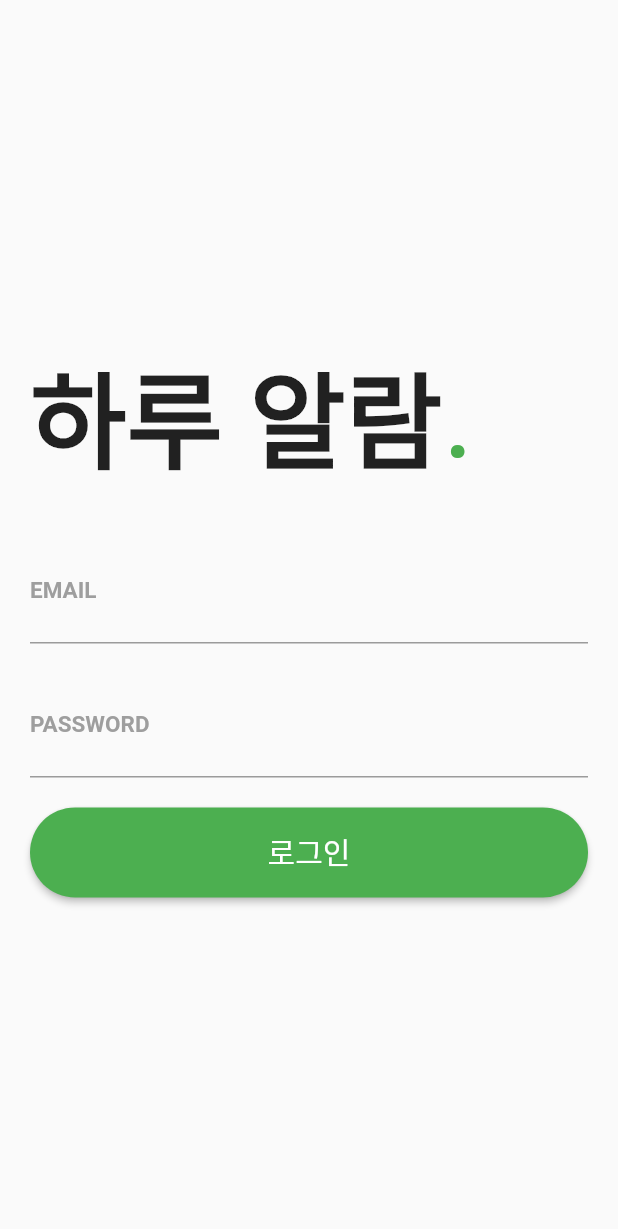
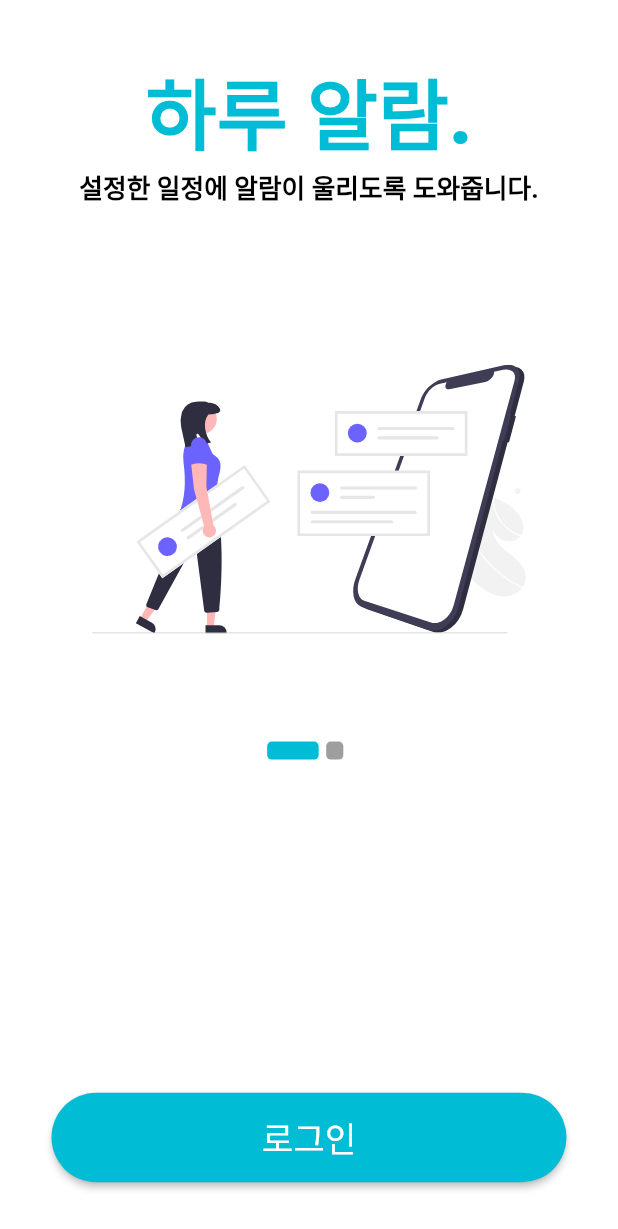
Before and after one commit to HeoJeongBo/daily_plan_app, a Flutter app: the screen it shows after launch, on a phone screen of 412 x 824 dp. Shown: the top 1229 px of the screen. Run offline on Flutter 3.47's test engine with Material 2 defaults, Android fonts, the phone set to English and light mode, and no system bars; our stand-ins replace flutter_screenutil, flutter_svg, get, google_fonts.

Commit message:
description page 작성

```diff
--- a/lib/core/theme/app_theme.dart
+++ b/lib/core/theme/app_theme.dart
@@ -4,4 +4,5 @@ import 'package:google_fonts/google_fonts.dart';
 final ThemeData appThemeData = ThemeData(
   primaryColor: Colors.black,
   textTheme: GoogleFonts.robotoTextTheme(),
+  scaffoldBackgroundColor: Colors.white,
 );
--- a/lib/main.dart
+++ b/lib/main.dart
@@ -1,18 +1,25 @@
 import 'package:daily_plan_app/core/theme/app_theme.dart';
 import 'package:daily_plan_app/pages/home/home_page.dart';
 import 'package:daily_plan_app/routes/app_pages.dart';
+import 'package:daily_plan_app/screens/splash/splash_screen.dart';
 import 'package:flutter/material.dart';
 import 'package:get/route_manager.dart';
 import 'package:get/get.dart';
+import 'package:flutter_screenutil/flutter_screenutil.dart';
 
 void main() {
-  runApp(GetMaterialApp(
+  runApp(
+    ScreenUtilInit(
+      designSize: Size(360, 690),
+      builder: () => GetMaterialApp(
         debugShowCheckedModeBanner: false,
         initialRoute: Routes.INITIAL,
         defaultTransition: Transition.fade,
         getPages: AppPages.pages,
-    home: Home(),
+        home: SplashScreen(),
         locale: Locale('ko', 'KR'),
         theme: appThemeData,
-  ));
+      ),
+    ),
+  );
 }
--- a/lib/pages/home/home_page.dart
+++ b/lib/pages/home/home_page.dart
@@ -66,7 +66,7 @@ class _HomeState extends State<Home> {
         children: [
           Text(
             "하루 알람",
-            style: TextStyle(fontSize: 70.0, fontWeight: FontWeight.bold),
+            style: TextStyle(fontSize: 70.0, fontWeight: FontWeight.w900),
           ),
           Text(
             ".",
--- a/lib/routes/app_pages.dart
+++ b/lib/routes/app_pages.dart
@@ -1,7 +1,11 @@
 import 'package:daily_plan_app/pages/home/home_page.dart';
+import 'package:daily_plan_app/screens/splash/splash_screen.dart';
 import 'package:get/get.dart';
 part './app_routes.dart';
 
 class AppPages {
-  static final pages = [GetPage(name: Routes.INITIAL, page: () => Home())];
+  static final pages = [
+    GetPage(name: Routes.INITIAL, page: () => SplashScreen()),
+    GetPage(name: Routes.LOGIN, page: () => Home()),
+  ];
 }
--- a/lib/routes/app_routes.dart
+++ b/lib/routes/app_routes.dart
@@ -2,6 +2,7 @@ part of './app_pages.dart';
 
 class Routes {
   static const INITIAL = '/';
+  static const LOGIN = '/LOGIN';
   static const SIGNUP = '/SIGN_UP';
   static const FORGET_PASSWORD = '/FORGET_PASSWORD';
 }
--- /dev/null
+++ b/lib/screens/splash/local_widgets/body.dart
@@ -0,0 +1,142 @@
+import 'package:flutter/material.dart';
+import 'package:flutter_screenutil/flutter_screenutil.dart';
+import 'package:flutter_svg/svg.dart';
+import 'package:get/get.dart';
+
+class Body extends StatefulWidget {
+  const Body({Key? key}) : super(key: key);
+
+  @override
+  _BodyState createState() => _BodyState();
+}
+
+class _BodyState extends State<Body> {
+  int currentPage = 0;
+
+  List<Map> splashData = [
+    {
+      "text": "설정한 일정에 알람이 울리도록 도와줍니다.",
+      "image": 'assets/images/main_image1.svg',
+    },
+    {
+      "text": "설정한 시간에 알람이 울려\n계획하는데 도움이 됩니다.",
+      "image": "assets/images/main_image2.svg",
+    }
+  ];
+
+  @override
+  Widget build(BuildContext context) {
+    return SafeArea(
+      child: SizedBox(
+        child: Column(
+          children: <Widget>[
+            Expanded(
+              flex: 3,
+              child: PageView.builder(
+                itemCount: splashData.length,
+                itemBuilder: (context, index) => SplashContent(
+                  text: splashData[index]["text"],
+                  image: splashData[index]["image"],
+                ),
+                onPageChanged: (value) {
+                  setState(() {
+                    currentPage = value;
+                  });
+                },
+              ),
+            ),
+            Expanded(
+              flex: 2,
+              child: Column(
+                mainAxisAlignment: MainAxisAlignment.spaceBetween,
+                children: <Widget>[
+                  Row(
+                    mainAxisAlignment: MainAxisAlignment.center,
+                    children: List.generate(
+                        splashData.length, (index) => buildDot(index: index)),
+                  ),
+                  Padding(
+                    padding: EdgeInsets.only(bottom: 30.h),
+                    child: ElevatedButton(
+                      onPressed: () {
+                        Get.toNamed('/LOGIN');
+                      },
+                      child: Text(
+                        "로그인",
+                        style: TextStyle(fontSize: 20.sp),
+                      ),
+                      style: ElevatedButton.styleFrom(
+                        primary: Colors.cyan,
+                        minimumSize: Size(300.w, 50.h),
+                        shape: RoundedRectangleBorder(
+                          borderRadius: BorderRadius.circular(50),
+                        ),
+                      ),
+                    ),
+                  ),
+                ],
+              ),
+            ),
+          ],
+        ),
+      ),
+    );
+  }
+
+  AnimatedContainer buildDot({required int index}) {
+    print(index);
+    return AnimatedContainer(
+      duration: Duration(microseconds: 200),
+      margin: EdgeInsets.only(right: 5),
+      height: 10.h,
+      width: currentPage == index ? 30.w : 10.w,
+      decoration: BoxDecoration(
+        color: currentPage == index ? Colors.cyan : Colors.grey,
+        borderRadius: BorderRadius.circular(3),
+      ),
+    );
+  }
+}
+
+class SplashContent extends StatelessWidget {
+  const SplashContent({
+    Key? key,
+    required this.text,
+    required this.image,
+  }) : super(key: key);
+
+  final String text, image;
+
+  @override
+  Widget build(BuildContext context) {
+    return Column(
+      children: <Widget>[
+        SizedBox(height: 30.h),
+        Text(
+          "하루 알람.",
+          style: TextStyle(
+            fontSize: 45.sp,
+            color: Colors.cyan,
+            fontWeight: FontWeight.w900,
+          ),
+        ),
+        Container(
+          height: 50.h,
+          child: Text(
+            '$text',
+            style: TextStyle(
+                fontSize: 15.sp,
+                color: Colors.black,
+                fontWeight: FontWeight.w700),
+          ),
+        ),
+        SizedBox(height: 60.h),
+        SvgPicture.asset(
+          image,
+          height: 150.h,
+          width: 300.sw,
+        )
+      ],
+    );
+  }
+}
--- /dev/null
+++ b/lib/screens/splash/splash_screen.dart
@@ -0,0 +1,13 @@
+import 'package:daily_plan_app/screens/splash/local_widgets/body.dart';
+import 'package:flutter/material.dart';
+
+class SplashScreen extends StatelessWidget {
+  const SplashScreen({Key? key}) : super(key: key);
+
+  @override
+  Widget build(BuildContext context) {
+    return Scaffold(
+      body: Body(),
+    );
+  }
+}
```
Also changed, not shown: pubspec.yaml (+4 -3 lines), assets/images/main_image1.svg (added), assets/images/main_image2.svg (added), pubspec.lock. Lines whose indentation alone changed are shown as unchanged.
